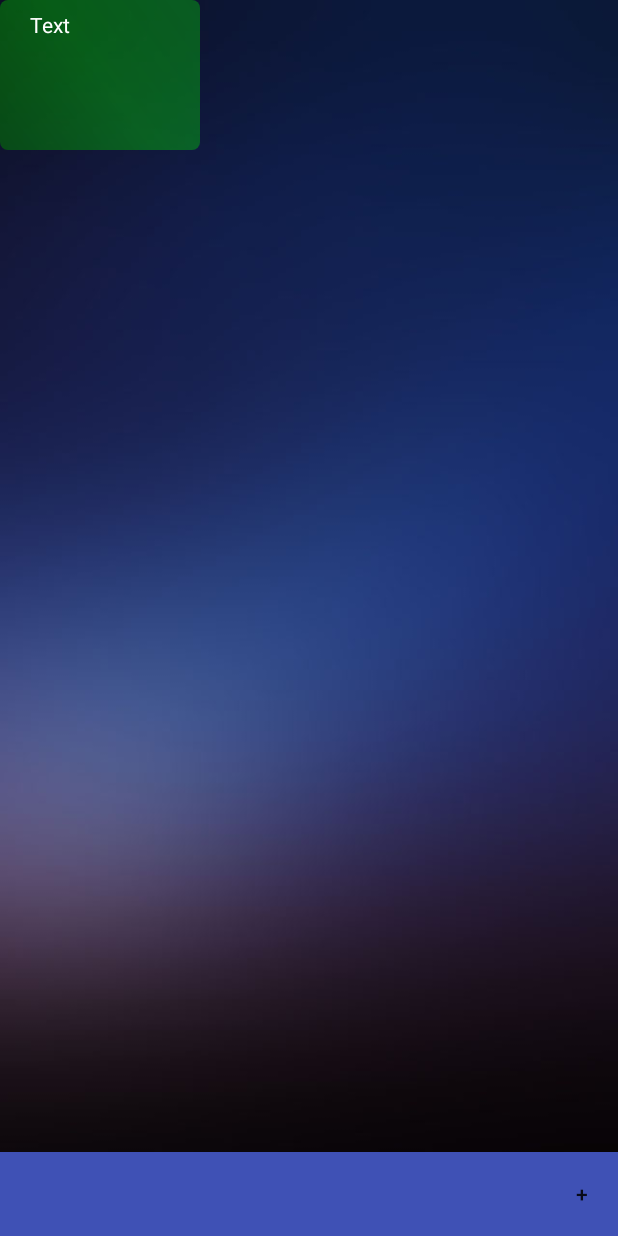
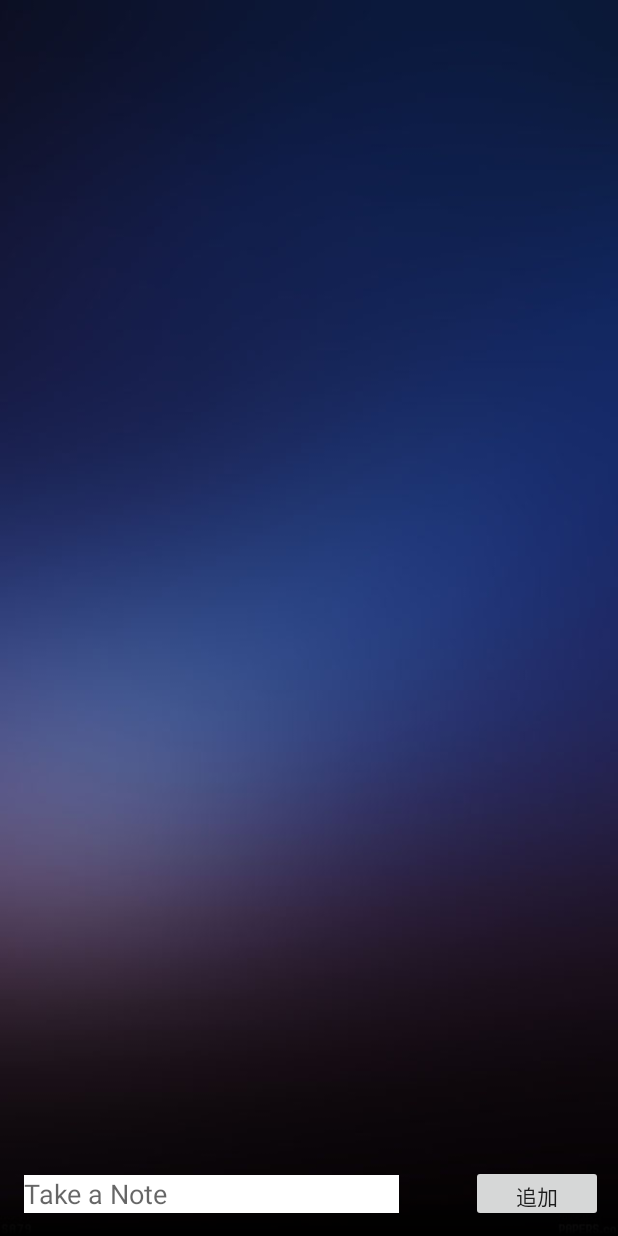
Before and after one commit to takahide0422/MemoApplication, an Android app: the screen it shows after launch (MainActivity), on a phone screen of 412 x 824 dp. Run offline under Robolectric (Android 15) with nearby library versions, the phone set to English and light mode, and no system bars.

Commit message:
toolbar's background is changed.

```diff
--- a/app/src/main/AndroidManifest.xml
+++ b/app/src/main/AndroidManifest.xml
@@ -10,7 +10,9 @@
         android:roundIcon="@mipmap/ic_launcher_round"
         android:supportsRtl="true"
         android:theme="@style/AppTheme">
-        <activity android:name=".view.MainActivity">
+        <activity
+            android:name=".view.MainActivity"
+            android:screenOrientation="portrait" >
             <intent-filter>
                 <action android:name="android.intent.action.MAIN" />
 
--- a/app/src/main/java/com/takahide/memoapplication/view/MainActivity.java
+++ b/app/src/main/java/com/takahide/memoapplication/view/MainActivity.java
@@ -1,10 +1,15 @@
 package com.takahide.memoapplication.view;
 
+import android.content.Context;
 import android.os.Bundle;
 import android.support.v7.app.AppCompatActivity;
 import android.support.v7.widget.Toolbar;
 import android.util.Log;
-import android.view.MenuItem;
+import android.view.KeyEvent;
+import android.view.View;
+import android.view.inputmethod.InputMethodManager;
+import android.widget.Button;
+import android.widget.EditText;
 import android.widget.RelativeLayout;
 
 import com.takahide.memoapplication.R;
@@ -14,15 +19,17 @@ import com.takahide.memoapplication.viewmodel.MemoObjectList;
  * Created by Hide on 2018/02/01.
  */
 
-public class MainActivity extends AppCompatActivity
-    implements Toolbar.OnMenuItemClickListener {
+public class MainActivity extends AppCompatActivity {
+//    implements Toolbar.OnMenuItemClickListener {
 
     private Toolbar toolbar;
 
     private RelativeLayout layout;
+    private InputMethodManager imm;
 
     private MemoObjectList memoObjects;
 
+    private EditText editText;
 
     @Override
     protected void onCreate (Bundle savedInstanceState ) {
@@ -37,45 +44,57 @@ public class MainActivity extends AppCompatActivity
         setupView();
     }
 
+
+
+
     void setupView () {
+        imm = (InputMethodManager) getSystemService ( Context.INPUT_METHOD_SERVICE );
         toolbar = (Toolbar) findViewById ( R.id.toolbar );
-        toolbar.inflateMenu( R.menu.toolbar_menu );
-        toolbar.setOnMenuItemClickListener ( this );
+        editText = (EditText) findViewById ( R.id.new_note );
+        editText.setOnKeyListener ( new View.OnKeyListener () {
+                                        @Override
+                                        public boolean onKey ( View v, int keyCode, KeyEvent event ) {
+                                            if ( keyCode == KeyEvent.KEYCODE_ENTER && event.getAction() == KeyEvent.ACTION_DOWN ) {
+                                                if ( ((EditText) v).getLineCount() >= 5 ) {
+                                                    return true;
+                                                }
+                                            }
+                                            return false;
+                                        }
+                                    });
 
         memoObjects = new MemoObjectList ( this, layout );
 
-        initButton();
+        ( (Button) findViewById ( R.id.add ) ).setOnClickListener (
+                new View.OnClickListener () {
+                    @Override
+                    public void onClick ( View v ) {
+                        log ( "pushed the Button 'add' " );
+                        memoObjects.createNewMemoObject ( editText.getText().toString() );
+                        imm.hideSoftInputFromWindow ( layout.getWindowToken(), InputMethodManager.HIDE_NOT_ALWAYS );
+                        editText.setText ( "" );
+                    }
+                }
+        );
     }
 
 
-    void initButton () {
-        log ( "initButton" );
 
-        memoObjects.createNewMemoObject();
+
+    void log ( String msg ) {
+        Log.d ( "mainActivity", msg );
+    }
+
 
 //        MemoObject memo = new MemoObject ( this );
 //        memo.setupInstance ( this, layout );
 //        memo.setText ( "動的ボタン" );
 //        layout.addView ( memo );
-    }
 
 
+//    void setToolbar () {
+//        toolbar = (Toolbar) findViewById ( R.id.toolbar );
+//        toolbar.inflateMenu ( R.menu.toolbar_menu );
+//    }
 
-
-
-
-
-    @Override
-    public boolean onMenuItemClick ( MenuItem menuItem ) {
-        switch ( menuItem.getItemId() ) {
-            case R.id.add:
-                Log.d ( "toolbar", "click on add" );
-                initButton();
-        }
-        return true;
-    }
-
-    void log ( String msg ) {
-        Log.d ( "mainActivity", msg );
-    }
 }
--- a/app/src/main/java/com/takahide/memoapplication/viewmodel/MemoObjectList.java
+++ b/app/src/main/java/com/takahide/memoapplication/viewmodel/MemoObjectList.java
@@ -2,6 +2,8 @@ package com.takahide.memoapplication.viewmodel;
 
 import android.content.Context;
 import android.graphics.Color;
+import android.os.Parcel;
+import android.os.Parcelable;
 import android.support.design.widget.Snackbar;
 import android.support.v7.widget.AppCompatTextView;
 import android.util.AttributeSet;
@@ -15,12 +17,14 @@ import android.widget.RelativeLayout;
 import com.takahide.memoapplication.R;
 
 import java.util.ArrayList;
+import java.util.Arrays;
 
 /**
  * Created by JavaQuest on 2018/02/06.
  */
 
 public class MemoObjectList {
+//    implements Parcelable {
 
     private Context context;
 
@@ -33,7 +37,6 @@ public class MemoObjectList {
     private final static int DEFAULT_Y = 0;
 
 
-    MemoObject memoObject;
     ArrayList<MemoObject> memoList;
 
     public MemoObjectList ( Context context, RelativeLayout layout ) {
@@ -43,10 +46,10 @@ public class MemoObjectList {
         memoList = new ArrayList<>();
     }
 
-    public void createNewMemoObject () {
+    public void createNewMemoObject ( String text ) {
         memoList.add (
                 memoList.size(),
-                new MemoObject( context ).setupNewInstance( )
+                new MemoObject( context ).setupNewInstance( text )
                 );
         layout.addView (
                 memoList.get ( memoList.size() - 1 )
@@ -54,8 +57,17 @@ public class MemoObjectList {
     }
 
 
+
+
+
+
+
+
+
+
+
     /**
-     *  MemoObjectクラス
+     *  MemoObject インナークラス
      */
     private class MemoObject extends AppCompatTextView
         implements View.OnTouchListener, View.OnClickListener {
@@ -65,20 +77,18 @@ public class MemoObjectList {
         // オブジェクトの配置 x軸（左端）
         private int putX = DEFAULT_X;
         public void setPutX ( int x ) { this.putX = x; }
-        public int getPutX () { return this.putX; }
 
         // オブジェクトの配置 y軸（上端）
         private int putY = DEFAULT_Y;
         public void setPutY ( int y ) { this.putY = y; }
-        public int getPutY () { return this.putY; }
 
-        private final static int PADDING_VERTICAL = 10;
+        private final static int PADDING_VERTICAL = 20;
         private final static int PADDING_HORIZONTAL = 30;
 
 
 
 
-        MemoObject setupNewInstance () {
+        MemoObject setupNewInstance ( String text ) {
             Log.d ( "MemoObject", "Create New MemoObject" );
 
             memoLayoutParams = new RelativeLayout.LayoutParams (
@@ -91,10 +101,11 @@ public class MemoObjectList {
             this.setLayoutParams ( memoLayoutParams );
             this.setPadding ( PADDING_HORIZONTAL, PADDING_VERTICAL, PADDING_HORIZONTAL, PADDING_VERTICAL );
 
-            this.setMinWidth ( 200 );   this.setMinHeight ( 150 );
+            this.setMinWidth ( 200 );   this.setMaxWidth ( 700 );
+            this.setMinHeight ( 150 );
 
             this.setTextColor ( Color.WHITE );
-            this.setText ( "Text" );
+            this.setText ( text );
 
             this.setOnClickListener ( this );   this.setOnTouchListener ( this );
 
@@ -103,18 +114,13 @@ public class MemoObjectList {
 
 
 
-        // タッチ時のx軸（View左端）
-        int currentX;
-        // タッチ時のy軸（View上端）
-        int currentY;
+        int currentX;       // タッチ時のx軸（View左端）
+        int currentY;       // タッチ時のy軸（View上端）
 
-        // 画面タッチ位置 x軸
-        int offsetX;
-        // 画面タッチ位置 y軸
-        int offsetY;
+        int offsetX;        // 画面タッチ位置 x軸
+        int offsetY;        // 画面タッチ位置 y軸
 
-        // 直近のMotionEvent
-        int recentMotion;
+        int recentMotion;   // 直近のMotionEvent
 
         @Override
         public boolean onTouch ( View v, MotionEvent event ) {
@@ -177,20 +183,11 @@ public class MemoObjectList {
             Snackbar.make ( layout, "Click the Button", Snackbar.LENGTH_SHORT ).show();
         }
 
-//        @Override
-//        public boolean onLongClick ( View v ) {
-//            Log.d ( "MemoObject", "onLongClick" );
-//            Snackbar.make ( layout, "Long Click the button", Snackbar.LENGTH_SHORT ).show();
-//            layout.removeView ( v );
-//            return true;
-//        }
-
-
-
         MemoObject ( Context context ) { super( context ); }
         MemoObject ( Context context, AttributeSet attrs ) { super ( context, attrs ); }
         MemoObject ( Context context, AttributeSet attrs, int defStyle ) {
             super( context, attrs, defStyle );
         }
-    }
+
+    }   // MemoObjectクラス
 }
--- /dev/null
+++ b/app/src/main/res/drawable/toolbar_design.xml
@@ -0,0 +1,12 @@
+<?xml version="1.0" encoding="utf-8"?>
+<shape
+    xmlns:android="http://schemas.android.com/apk/res/android"
+    android:shape="rectangle" >
+
+    <gradient
+        android:angle="90"
+        android:startColor="#000000"
+        android:centerColor="#000000cd"
+        android:endColor="#000000ff" />
+
+</shape>
--- a/app/src/main/res/layout/activity_main.xml
+++ b/app/src/main/res/layout/activity_main.xml
@@ -7,7 +7,6 @@
 
     <RelativeLayout
         android:id="@+id/layout"
-        android:layout_marginBottom="?attr/actionBarSize"
         android:layout_height="match_parent"
         android:layout_width="match_parent" >
 
@@ -20,6 +19,28 @@
         android:layout_gravity="bottom"
         android:theme="@style/ThemeOverlay.AppCompat.ActionBar"
         android:minHeight="?attr/actionBarSize"
-        android:background="?attr/colorPrimary" />
+        android:background="@drawable/toolbar_design" >
+
+        <EditText
+            android:id="@+id/new_note"
+            android:layout_width="250dp"
+            android:layout_height="wrap_content"
+            android:layout_gravity="left"
+            android:layout_marginRight="10dp"
+            android:minHeight="25dp"
+            android:background="#fff"
+            android:hint="Take a Note"
+            android:maxLines="3"
+            android:textSize="18sp"/>
+
+        <Button
+            android:id="@+id/add"
+            android:layout_width="wrap_content"
+            android:layout_height="38dp"
+            android:layout_gravity="right"
+            android:layout_marginEnd="10dp"
+            android:text="追加" />
+
+    </android.support.v7.widget.Toolbar>
 
 </android.support.design.widget.CoordinatorLayout>
```
